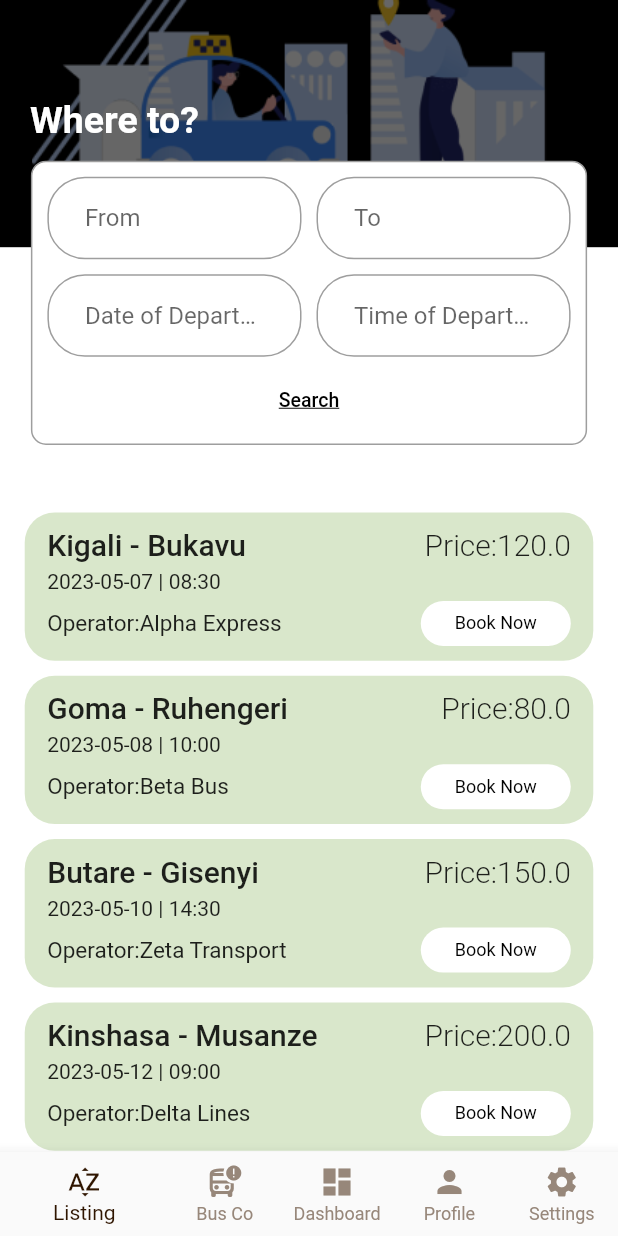
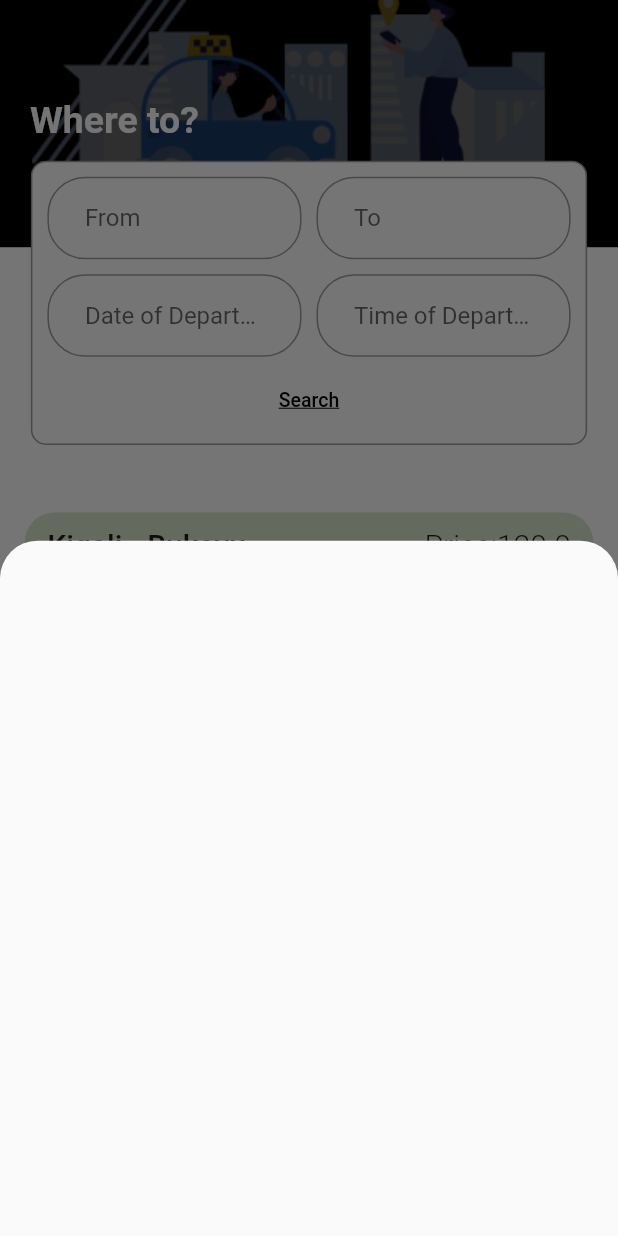
Before and after one commit to CedricMurairi/my-ticket, a Flutter app: the MainLayout screen opened directly, after a tap on "Book Now", on a phone screen of 412 x 824 dp. Run offline on Flutter 3.47's test engine with Material 2 defaults, Android fonts, the phone set to English and light mode, and no system bars; our stand-ins replace firebase_auth, firebase_core, flutter_svg, google_sign_in, qr_flutter; accounts and stored records are empty; project files that could hold a hidden picture were left out.

Commit message:
extracted ticket card in own component

```diff
--- a/lib/client/pages/listings.dart
+++ b/lib/client/pages/listings.dart
@@ -1,10 +1,9 @@
 import 'dart:convert';
-import 'dart:math';
 
 import 'package:flutter/material.dart';
 import 'package:my_ticket/client/layout/main_layout.dart';
 import 'package:flutter/services.dart' show rootBundle;
-import 'package:my_ticket/shared/text_button.dart';
+import 'package:my_ticket/shared/ticket_card.dart';
 
 import '../widgets/search_form.dart';
 
@@ -17,7 +16,6 @@ class Listings extends StatefulWidget {
 
 class _ListingsState extends State<Listings> {
   List<Map<String, dynamic>> tickets = [];
-  List<int> ticketColors = [0xFFD9E7CB, 0xFFFFDCC1, 0xFFFFE088, 0xFFD9D9D9];
 
   @override
   void initState() {
@@ -82,82 +80,8 @@ class _ListingsState extends State<Listings> {
                 scrollDirection: Axis.vertical,
                 shrinkWrap: true,
                 key: const PageStorageKey('tickets'),
-                itemBuilder: ((context, index) => Padding(
-                      padding: const EdgeInsets.symmetric(vertical: 5.0),
-                      child: Container(
-                        padding: const EdgeInsets.symmetric(
-                            vertical: 10, horizontal: 15),
-                        height: MediaQuery.of(context).size.height * 0.12,
-                        decoration: BoxDecoration(
-                          borderRadius:
-                              const BorderRadius.all(Radius.circular(20)),
-                          color: Color(ticketColors[
-                              Random().nextInt(ticketColors.length)]),
-                        ),
-                        child: Column(
-                          mainAxisAlignment: MainAxisAlignment.spaceBetween,
-                          children: [
-                            Row(
-                              mainAxisAlignment: MainAxisAlignment.spaceBetween,
-                              crossAxisAlignment: CrossAxisAlignment.start,
-                              children: [
-                                Column(
-                                  crossAxisAlignment: CrossAxisAlignment.start,
-                                  children: [
-                                    Text(
-                                      "${tickets[index]['from']} - ${tickets[index]['to']}",
-                                      style: const TextStyle(
-                                          fontSize: 20,
-                                          fontWeight: FontWeight.w500),
-                                    ),
-                                    Padding(
-                                      padding: const EdgeInsets.symmetric(
-                                          vertical: 5.0),
-                                      child: Text(
-                                          "${tickets[index]['date_of_departure']} | ${tickets[index]['time_of_departure']}"),
-                                    ),
-                                  ],
-                                ),
-                                Text(
-                                  "Price:${tickets[index]['price']}",
-                                  style: const TextStyle(
-                                      fontSize: 20,
-                                      fontWeight: FontWeight.w300),
-                                ),
-                              ],
-                            ),
-                            Row(
-                              mainAxisAlignment: MainAxisAlignment.spaceBetween,
-                              crossAxisAlignment: CrossAxisAlignment.center,
-                              children: [
-                                Text(
-                                  "Operator:${tickets[index]['bus_operator']}",
-                                  style: const TextStyle(fontSize: 15),
-                                ),
-                                SizedBox(
-                                  width: 100,
-                                  height: 30,
-                                  child: ElevatedButton(
-                                    onPressed: () {},
-                                    style: ElevatedButton.styleFrom(
-                                      elevation: 0,
-                                      backgroundColor: Colors.white,
-                                      shape: RoundedRectangleBorder(
-                                        borderRadius: BorderRadius.circular(20),
-                                      ),
-                                    ),
-                                    child: const Text("Book Now",
-                                        style: TextStyle(
-                                            color: Colors.black,
-                                            fontSize: 12,
-                                            fontWeight: FontWeight.w400)),
-                                  ),
-                                )
-                              ],
-                            ),
-                          ],
-                        ),
-                      ),
+                itemBuilder: ((context, index) => TicketCard(
+                      ticket: tickets[index],
                     )),
                 itemCount: tickets.length,
               ),
--- a/lib/shared/ticket_card.dart
+++ b/lib/shared/ticket_card.dart
@@ -0,0 +1,100 @@
+import 'package:flutter/material.dart';
+import 'dart:math';
+
+import '../helpers/trigger_bottom_sheet.dart';
+
+class TicketCard extends StatelessWidget {
+  final Map<String, dynamic> ticket;
+  const TicketCard({required this.ticket, super.key});
+
+  @override
+  Widget build(BuildContext context) {
+    List<int> ticketColors = [0xFFD9E7CB, 0xFFFFDCC1, 0xFFFFE088, 0xFFD9D9D9];
+
+    return Padding(
+      padding: const EdgeInsets.symmetric(vertical: 5.0),
+      child: Container(
+        padding: const EdgeInsets.symmetric(vertical: 10, horizontal: 15),
+        height: MediaQuery.of(context).size.height * 0.12,
+        decoration: BoxDecoration(
+          borderRadius: const BorderRadius.all(Radius.circular(20)),
+          color: Color(ticketColors[Random().nextInt(ticketColors.length)]),
+        ),
+        child: Column(
+          mainAxisAlignment: MainAxisAlignment.spaceBetween,
+          children: [
+            Row(
+              mainAxisAlignment: MainAxisAlignment.spaceBetween,
+              crossAxisAlignment: CrossAxisAlignment.start,
+              children: [
+                Column(
+                  crossAxisAlignment: CrossAxisAlignment.start,
+                  children: [
+                    Text(
+                      "${ticket['from']} - ${ticket['to']}",
+                      style: const TextStyle(
+                          fontSize: 20, fontWeight: FontWeight.w500),
+                    ),
+                    Padding(
+                      padding: const EdgeInsets.symmetric(vertical: 5.0),
+                      child: Text(
+                          "${ticket['date_of_departure']} | ${ticket['time_of_departure']}"),
+                    ),
+                  ],
+                ),
+                Text(
+                  "Price:${ticket['price']}",
+                  style: const TextStyle(
+                      fontSize: 20, fontWeight: FontWeight.w300),
+                ),
+              ],
+            ),
+            Row(
+              mainAxisAlignment: MainAxisAlignment.spaceBetween,
+              crossAxisAlignment: CrossAxisAlignment.center,
+              children: [
+                Text(
+                  "Operator:${ticket['bus_operator']}",
+                  style: const TextStyle(fontSize: 15),
+                ),
+                SizedBox(
+                  width: 100,
+                  height: 30,
+                  child: ElevatedButton(
+                    onPressed: () {
+                      triggerBottomSheet(
+                        context,
+                        Container(
+                            height: MediaQuery.of(context).size.height * 0.8,
+                            width: MediaQuery.of(context).size.width,
+                            decoration: const BoxDecoration(
+                                borderRadius: BorderRadius.only(
+                                    topLeft: Radius.circular(25),
+                                    topRight: Radius.circular(25))),
+                            child: Column(
+                              children: [],
+                            )),
+                      );
+                    },
+                    style: ElevatedButton.styleFrom(
+                      elevation: 0,
+                      backgroundColor: Colors.white,
+                      shape: RoundedRectangleBorder(
+                        borderRadius: BorderRadius.circular(20),
+                      ),
+                    ),
+                    child: const Text("Book Now",
+                        style: TextStyle(
+                            color: Colors.black,
+                            fontSize: 12,
+                            fontWeight: FontWeight.w400)),
+                  ),
+                )
+              ],
+            ),
+          ],
+        ),
+      ),
+    );
+  }
+}
```
